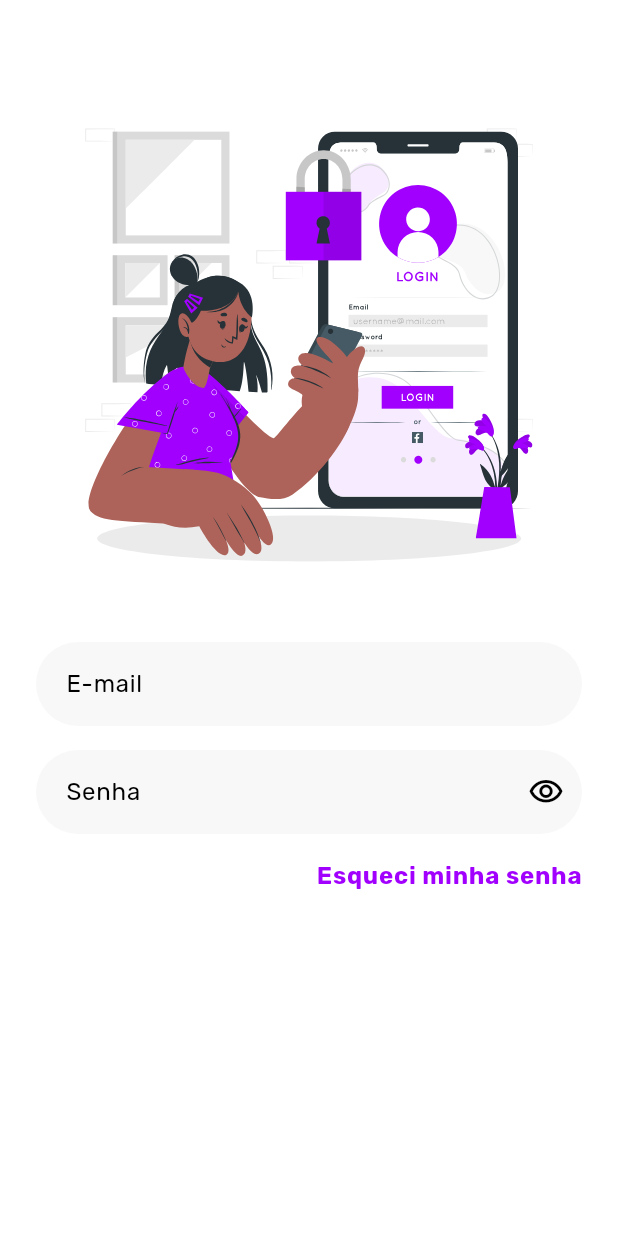
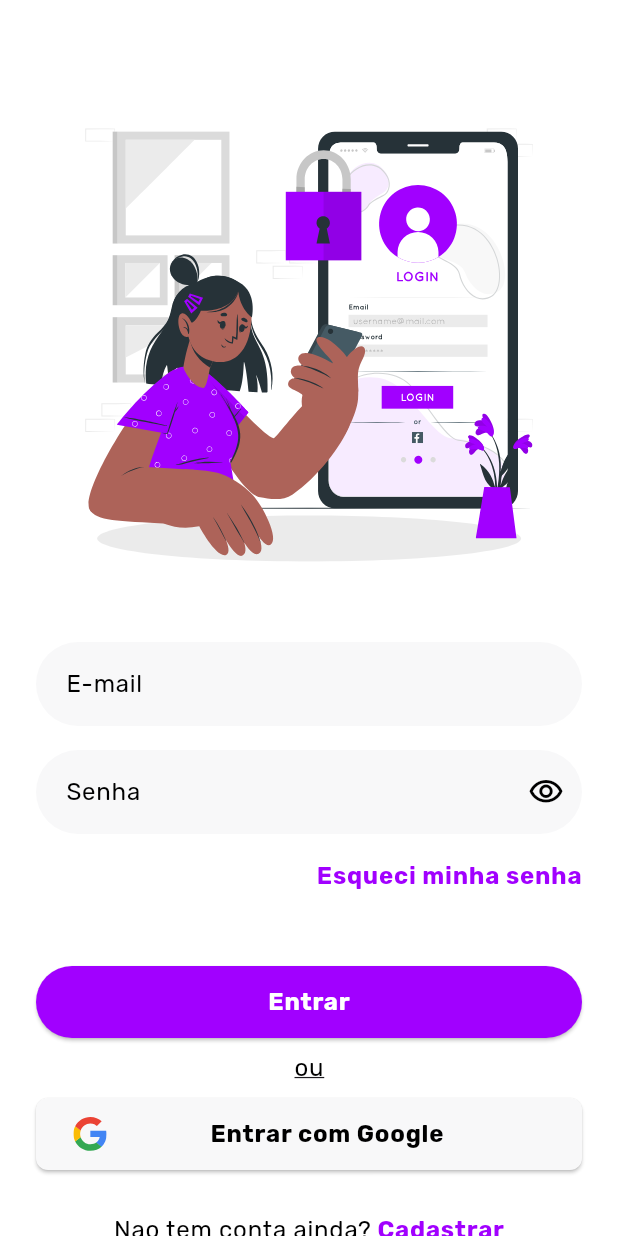
Before and after one commit to Barba2k2/meu_carango_app, a Flutter app: the LoginScreen screen opened by its route, on a phone screen of 412 x 824 dp. Run offline on Flutter 3.47's test engine with Material 3 defaults, Android fonts, the phone set to English and light mode, and no system bars; our stand-ins replace flutter_svg, gap, get_it, go_router, google_fonts; missing offline and left inert: lucid_validation.

Commit message:
feat(login_screen): Implements dark mode support for login screen

```diff
--- a/lib/src/core/features/login/features/presentation/login_screen.dart
+++ b/lib/src/core/features/login/features/presentation/login_screen.dart
@@ -1,6 +1,10 @@
 import 'package:design_system/design_system.dart';
 import 'package:flutter/material.dart';
 import 'package:flutter_svg/flutter_svg.dart';
+import 'package:go_router/go_router.dart';
+import 'package:provider/provider.dart';
+
+import '../../../../theme/controller/theme_controller.dart';
 
 class LoginScreen extends StatefulWidget {
   const LoginScreen({super.key});
@@ -13,9 +17,13 @@ class _LoginScreenState extends State<LoginScreen> {
   @override
   Widget build(BuildContext context) {
     final theme = Theme.of(context);
+    final themeController = Provider.of<ThemeController>(context);
+    final isDarkMode = themeController.isDarkMode;
 
     return Scaffold(
-      body: Padding(
+      backgroundColor: isDarkMode ? AppColors.darkBgColor : AppColors.whiteBgColor,
+      body: SingleChildScrollView(
+        child: Padding(
           padding: const EdgeInsets.symmetric(horizontal: 24.0),
           child: Column(
             children: [
@@ -28,7 +36,7 @@ class _LoginScreenState extends State<LoginScreen> {
                   width: 300,
                   height: 300,
                   child: SvgPicture.asset(
-                  AppImage.login,
+                    isDarkMode ? AppImage.loginDark : AppImage.login,
                     package: AppImage.packageName,
                   ),
                 ),
@@ -39,14 +47,18 @@ class _LoginScreenState extends State<LoginScreen> {
               Column(
                 spacing: 16,
                 children: [
-                const TextInputDs(
+                  TextInputDs(
                     label: 'E-mail',
                     hint: 'E-mail',
+                    isFilled: true,
+                    darkMode: isDarkMode,
                   ),
-                const TextInputDs(
+                  TextInputDs(
                     label: 'Senha',
                     hint: 'Senha',
                     isPassword: true,
+                    isFilled: true,
+                    darkMode: isDarkMode,
                   ),
                   Align(
                     alignment: Alignment.centerRight,
@@ -59,8 +71,66 @@ class _LoginScreenState extends State<LoginScreen> {
                     ),
                   ),
                 ],
+              ),
+              const SizedBox(
+                height: 48,
+              ),
+              Column(
+                spacing: 8,
+                children: [
+                  PrimaryButtonDs(
+                    title: 'Entrar',
+                    icon: null,
+                    onPressed: () {},
+                    foregroundColor: AppColors.whiteColor,
+                  ),
+                  Text(
+                    'ou',
+                    style: theme.textTheme.bodyLarge?.copyWith(
+                      decoration: TextDecoration.underline,
+                    ),
+                  ),
+                  PrimaryButtonDs(
+                    title: 'Entrar com Google',
+                    onPressed: () {},
+                    icon: null,
+                    backgroundColor: isDarkMode
+                        ? AppColors.loginWithGoogleButtonBgDark
+                        : AppColors.loginWithGoogleButtonBgLight,
+                    foregroundColor: isDarkMode ? AppColors.whiteColor : AppColors.blackColor,
+                    socialButton: true,
+                    socialIconPath: AppImage.googleIcon,
+                    borderRadius: 8,
+                  ),
+                  const SizedBox(
+                    height: 12,
+                  ),
+                  Row(
+                    spacing: 4,
+                    mainAxisAlignment: MainAxisAlignment.center,
+                    children: [
+                      Text(
+                        'Nao tem conta ainda?',
+                        style: theme.textTheme.bodyLarge,
+                      ),
+                      GestureDetector(
+                        child: Text(
+                          'Cadastrar',
+                          style: theme.textTheme.bodyLarge?.copyWith(
+                            fontWeight: FontWeight.w700,
+                            color: AppColors.primaryColor,
+                          ),
+                        ),
+                        onTap: () {
+                          context.go('/auth/register');
+                        },
+                      ),
+                    ],
+                  ),
+                ],
               )
             ],
+          ),
         ),
       ),
     );
```
Lines whose indentation alone changed are shown as unchanged.
